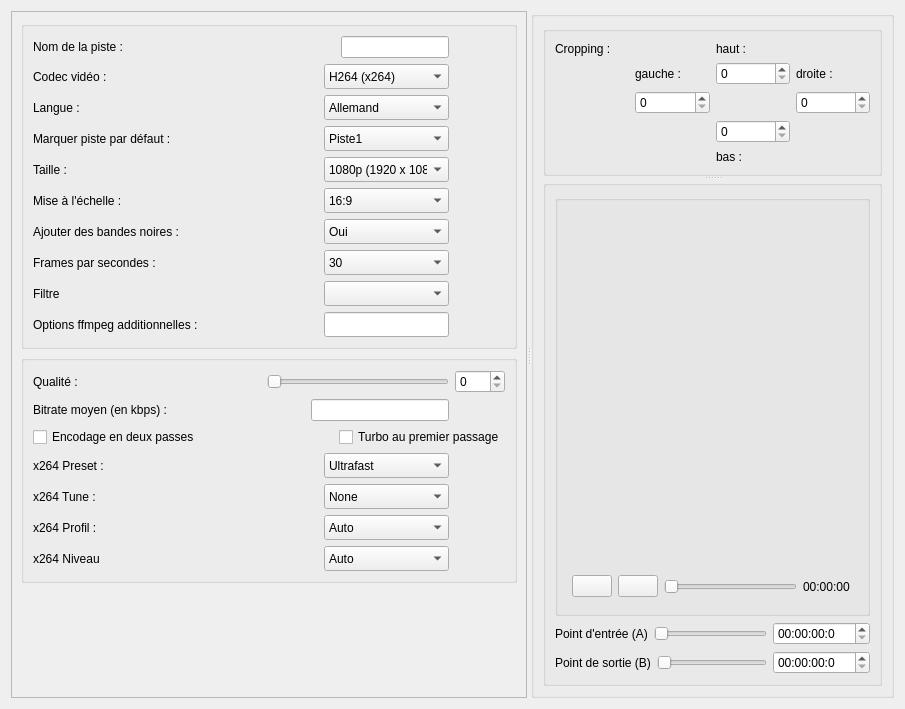
cinemaouvert/OCT, file src/View/videopane.ui: the form before one commit.
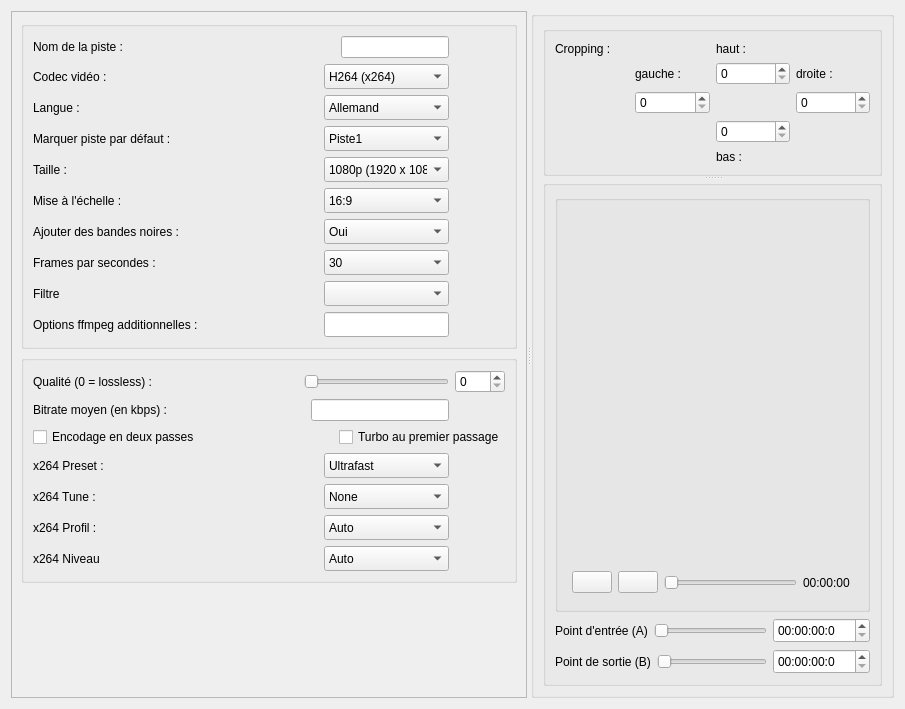
The form after the commit. Icons and pictures are not drawn. Custom widgets are drawn as their Qt base class.

Commit message: Quick fixes VideoPane.

What changed in the file:
```diff
--- a/src/View/videopane.ui
+++ b/src/View/videopane.ui
@@ -32,7 +32,7 @@
          <height>708</height>
         </rect>
        </property>
-       <layout class="QHBoxLayout" name="horizontalLayout_7">
+       <layout class="QVBoxLayout" name="verticalLayout_5">
         <item>
          <layout class="QVBoxLayout" name="verticalLayout_6">
           <item>
@@ -861,7 +861,7 @@
                <item>
                 <widget class="QLabel" name="label_Quality">
                  <property name="text">
-                  <string>Qualité :</string>
+                  <string>Qualité (0 = lossless) :</string>
                  </property>
                 </widget>
                </item>
@@ -1500,11 +1500,17 @@
       </widget>
      </widget>
      <widget class="QGroupBox" name="groupBoxMainVideoPane">
+      <property name="sizePolicy">
+       <sizepolicy hsizetype="Preferred" vsizetype="Preferred">
+        <horstretch>0</horstretch>
+        <verstretch>0</verstretch>
+       </sizepolicy>
+      </property>
       <property name="title">
        <string/>
       </property>
-      <layout class="QGridLayout" name="gridLayout_2">
-       <item row="0" column="0">
+      <layout class="QHBoxLayout" name="horizontalLayout_3">
+       <item>
         <widget class="QSplitter" name="splitter_2">
          <property name="orientation">
           <enum>Qt::Vertical</enum>
@@ -1570,6 +1576,12 @@
           </layout>
          </widget>
          <widget class="QGroupBox" name="groupBox_VideoPlayerMain">
+          <property name="sizePolicy">
+           <sizepolicy hsizetype="Expanding" vsizetype="Expanding">
+            <horstretch>0</horstretch>
+            <verstretch>0</verstretch>
+           </sizepolicy>
+          </property>
           <property name="title">
            <string/>
           </property>
@@ -1666,6 +1678,24 @@
             <layout class="QHBoxLayout" name="horizontalLayout_EntryPointA">
              <item>
               <widget class="QLabel" name="label_EntryPointA">
+               <property name="minimumSize">
+                <size>
+                 <width>0</width>
+                 <height>25</height>
+                </size>
+               </property>
+               <property name="maximumSize">
+                <size>
+                 <width>16777215</width>
+                 <height>25</height>
+                </size>
+               </property>
+               <property name="baseSize">
+                <size>
+                 <width>0</width>
+                 <height>25</height>
+                </size>
+               </property>
                <property name="text">
                 <string>Point d'entrée (A)</string>
                </property>
@@ -1673,6 +1703,18 @@
              </item>
              <item>
               <widget class="QSlider" name="startSlider">
+               <property name="minimumSize">
+                <size>
+                 <width>0</width>
+                 <height>25</height>
+                </size>
+               </property>
+               <property name="maximumSize">
+                <size>
+                 <width>16777215</width>
+                 <height>25</height>
+                </size>
+               </property>
                <property name="orientation">
                 <enum>Qt::Horizontal</enum>
                </property>
@@ -1680,6 +1722,18 @@
              </item>
              <item>
               <widget class="QTimeEdit" name="timeStart">
+               <property name="minimumSize">
+                <size>
+                 <width>0</width>
+                 <height>25</height>
+                </size>
+               </property>
+               <property name="maximumSize">
+                <size>
+                 <width>16777215</width>
+                 <height>25</height>
+                </size>
+               </property>
                <property name="displayFormat">
                 <string>hh:mm:ss:z</string>
                </property>
@@ -1691,6 +1745,18 @@
             <layout class="QHBoxLayout" name="horizontalLayout_EntryPointB">
              <item>
               <widget class="QLabel" name="label_EntryPointB">
+               <property name="minimumSize">
+                <size>
+                 <width>0</width>
+                 <height>25</height>
+                </size>
+               </property>
+               <property name="maximumSize">
+                <size>
+                 <width>16777215</width>
+                 <height>25</height>
+                </size>
+               </property>
                <property name="text">
                 <string>Point de sortie (B)</string>
                </property>
@@ -1698,6 +1764,18 @@
              </item>
              <item>
               <widget class="QSlider" name="stopSlider">
+               <property name="minimumSize">
+                <size>
+                 <width>0</width>
+                 <height>25</height>
+                </size>
+               </property>
+               <property name="maximumSize">
+                <size>
+                 <width>16777215</width>
+                 <height>25</height>
+                </size>
+               </property>
                <property name="orientation">
                 <enum>Qt::Horizontal</enum>
                </property>
@@ -1705,6 +1783,18 @@
              </item>
              <item>
               <widget class="QTimeEdit" name="timeStop">
+               <property name="minimumSize">
+                <size>
+                 <width>0</width>
+                 <height>25</height>
+                </size>
+               </property>
+               <property name="maximumSize">
+                <size>
+                 <width>16777215</width>
+                 <height>25</height>
+                </size>
+               </property>
                <property name="displayFormat">
                 <string>hh:mm:ss:z</string>
                </property>
```
The commit also changes 1 other file.
